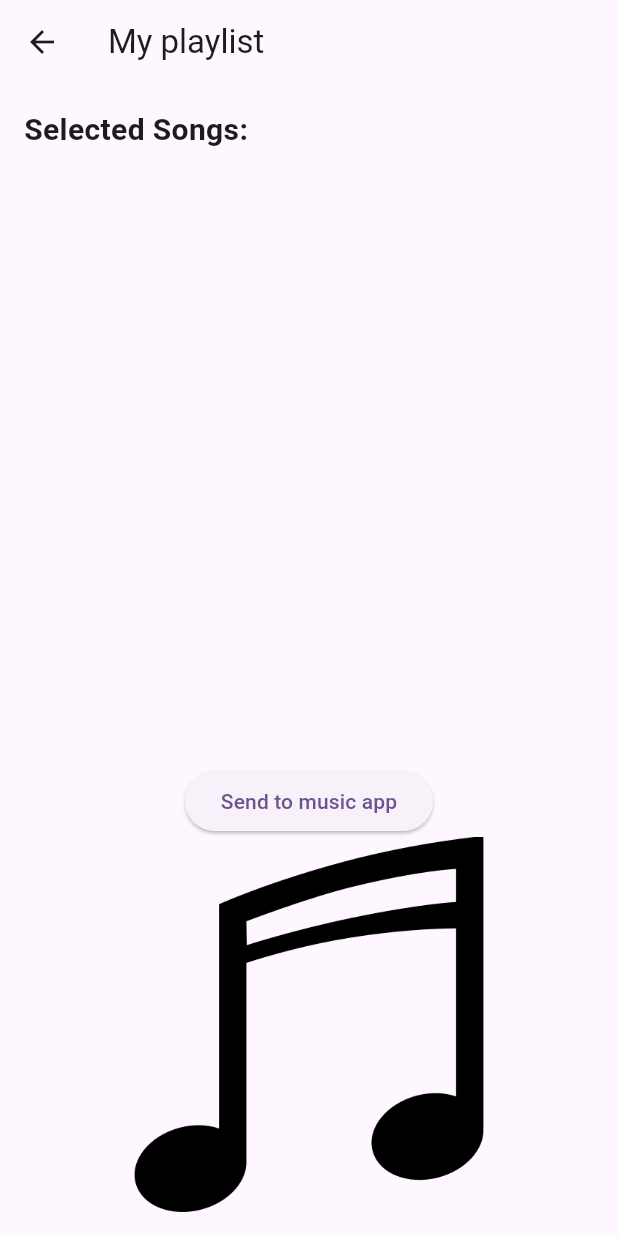
After one commit to Massil1099/playlist_app, a Flutter app: the PlaylistSummaryWidget screen opened by its route, on a phone screen of 412 x 824 dp. The commit adds this screen. Run offline on Flutter 3.47's test engine with Material 3 defaults, Android fonts, the light colour scheme and no system bars; our stand-ins replace get_it.

Commit message:
Adding Playlist summary screen who contains the songs selected

```diff
--- a/lib/main.dart
+++ b/lib/main.dart
@@ -9,7 +9,7 @@ import 'package:playlist_app/ui/song_list_widget.dart';
 import 'package:playlist_app/ui/song_widget.dart';
 import 'package:playlist_app/ui/song_details_widget.dart';
 import 'package:provider/provider.dart';
-
+import 'package:playlist_app/ui/playlist_summary_widget.dart';
 
 void main() {
   GetIt.instance.registerSingleton<SongListRepository>(SongRepositoryDummyImpl());
@@ -52,8 +52,9 @@ class MyApp extends StatelessWidget {
       ),
       initialRoute : '/liste',
       routes : {
-        '/liste':(context) => const SongListWidget() ,
-        '/details':(context) => const SongDetailsWidget() ,
+        '/liste':(context) => const SongListWidget(),
+        '/details':(context) => const SongDetailsWidget(),
+        "/playlist_summary": (context) => const PlaylistSummaryWidget()
       } ,
 
 
--- a/lib/repository/song_repository_dummy_impl.dart
+++ b/lib/repository/song_repository_dummy_impl.dart
@@ -8,7 +8,10 @@ class SongRepositoryDummyImpl implements SongListRepository {
     Song("Gimme shelter","Rolling stones","album2",270, image:'assets/songs_images/LetitbleedRS.jpg'),
     Song("Come together","The Beatles","album3",259, image:'assets/songs_images/LetitbleedRS.jpg'),
     Song("Have you ever seen the rain","CCR","album4",158, image:'assets/songs_images/LetitbleedRS.jpg'),
-    Song("Shape Of My Heart","Rolling stones","album5",279, image:'assets/songs_images/LetitbleedRS.jpg')
+    Song("Shape Of My Heart","Rolling stones","album5",279, image:'assets/songs_images/LetitbleedRS.jpg'),
+    Song("Cornflake Girl","Tori Amos","album6",305, image:'assets/songs_images/LetitbleedRS.jpg'),
+    Song("Master Blaster","Stevie Wonder","album7",289, image:'assets/songs_images/LetitbleedRS.jpg'),
+    Song("So Sorry","Feist","album8",192, image:'assets/songs_images/LetitbleedRS.jpg')
 
   ];
 }
--- /dev/null
+++ b/lib/ui/playlist_summary_widget.dart
@@ -0,0 +1,72 @@
+import 'package:flutter/material.dart';
+import 'package:playlist_app/presenter/song_list_presenter.dart';
+import 'package:provider/provider.dart';
+
+class PlaylistSummaryWidget extends StatelessWidget {
+  const PlaylistSummaryWidget({super.key});
+
+  @override
+  Widget build(BuildContext context) {
+    final songListPresenter = context.watch < SongListPresenter >() ;
+    final selectedSongs = songListPresenter.songs.where((s) => s.isSelected).toList();
+
+    return Scaffold(
+      appBar :AppBar(
+        title :const Text("My playlist"),
+      ),
+      body: Padding(
+        padding : const EdgeInsets.all(16.0),
+        child : Column(
+          crossAxisAlignment: CrossAxisAlignment.start,
+          children: [
+            const Text(
+              "Selected Songs:",
+              style: TextStyle(fontSize: 20, fontWeight: FontWeight.bold),
+            ),
+            const SizedBox(height: 10),
+            Expanded(
+                child: ListView.builder(
+                  itemCount: selectedSongs.length,
+                  itemBuilder: (context, index){
+                    final song = selectedSongs[index];
+                    return ListTile(
+                        leading: Image.asset(
+                        song.image,
+                        width: 50,
+                        height: 50,
+                        fit: BoxFit.cover,
+                        ),
+                        title: Text(song.title),
+                        subtitle: Text(song.artist),
+                    );
+
+                  },
+                ),
+            ),
+            const SizedBox(height: 20),
+
+            Center(
+              child: ElevatedButton(
+                onPressed: () {
+
+                },
+                child: const Text("Send to music app"),
+              ),
+            ),
+            Center(
+              child: ClipRRect(
+                child: Image.asset(
+                  'assets/songs_images/note.png',
+                  width: 250,
+                  height: 250,
+                  fit: BoxFit.cover,
+                ),
+              ),
+            ),
+          ],
+        ),
+    ),
+    );
+
+  }
+}
--- a/lib/ui/song_list_widget.dart
+++ b/lib/ui/song_list_widget.dart
@@ -101,7 +101,11 @@ class _SongListWidgetState extends State <SongListWidget> {
           Padding(
             padding: const EdgeInsets.all(8.0),
             child: ElevatedButton(
-              onPressed: null,
+              onPressed: songListPresenter.songs.any((song) => song.isSelected)? ()
+              {
+                Navigator.pushNamed(context, '/playlist_summary');
+              }
+              : null,
               child: const Text("Let's go"),
             ),
           ),
```
Also changed, not shown: 1 other file.
